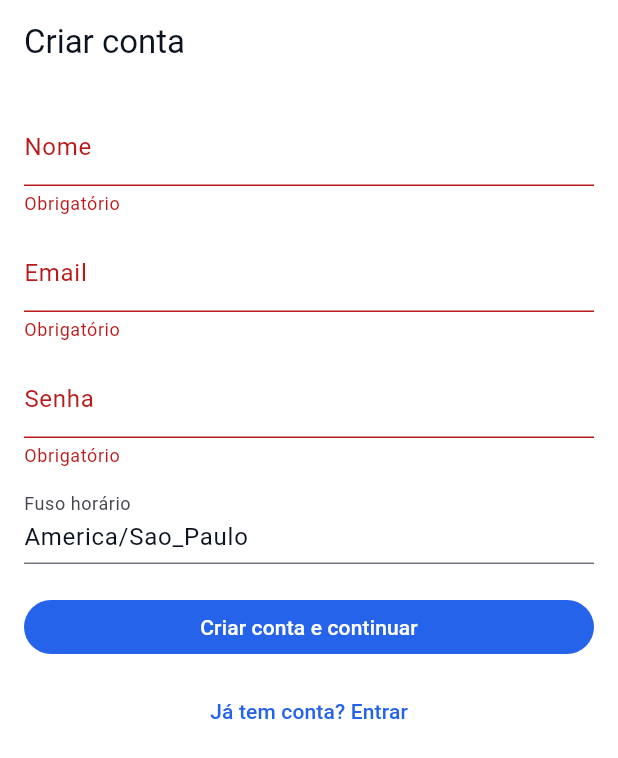
After one commit to ccaio-oliveira/bluequest_app, a Flutter app: the RegisterPage screen opened by its route, after a tap on "Criar conta e continuar", on a phone screen of 412 x 824 dp. The commit adds this screen. Shown: the top 758 px of the screen. Run offline on Flutter 3.47's test engine with Material 3 defaults, Android fonts, the light colour scheme and no system bars; our stand-ins replace dio, equatable, flutter_riverpod, go_router.

Commit message:
feat: register and login

```diff
--- a/lib/features/auth/presentation/login_page.dart
+++ b/lib/features/auth/presentation/login_page.dart
@@ -1,6 +1,7 @@
 import 'package:bluequest_app/features/auth/presentation/providers.dart';
 import 'package:flutter/material.dart';
 import 'package:flutter_riverpod/flutter_riverpod.dart';
+import 'package:go_router/go_router.dart';
 
 class LoginPage extends ConsumerStatefulWidget {
   const LoginPage({super.key});
@@ -13,7 +14,23 @@ class _LoginPageState extends ConsumerState<LoginPage> {
   final _form = GlobalKey<FormState>();
   final _email = TextEditingController();
   final _pwd = TextEditingController();
+  final _emailRe = RegExp(r'^[^\s@]+@[^\s@]+\.[^\s@]+$');
   bool _loading = false;
+
+  String? _req(String? v) =>
+      (v == null || v.trim().isEmpty) ? 'Obrigatório' : null;
+
+  String? _emailVal(String? v) {
+    if (_req(v) != null) return 'Obrigatório';
+    if (!_emailRe.hasMatch(v!.trim())) return 'E-mail inválido';
+    return null;
+  }
+
+  String? _pwdVal(String? v) {
+    if (_req(v) != null) return 'Obrigatório';
+    if (v!.length < 6) return 'Mínimo 6 caracteres';
+    return null;
+  }
 
   @override
   Widget build(BuildContext context) {
@@ -28,12 +45,14 @@ class _LoginPageState extends ConsumerState<LoginPage> {
               TextFormField(
                 controller: _email,
                 decoration: const InputDecoration(labelText: 'E-mail'),
+                validator: _emailVal,
               ),
               const SizedBox(height: 12),
               TextFormField(
                 controller: _pwd,
                 decoration: const InputDecoration(labelText: 'Senha'),
                 obscureText: true,
+                validator: _pwdVal,
               ),
               const SizedBox(height: 20),
               FilledButton(
@@ -46,7 +65,7 @@ class _LoginPageState extends ConsumerState<LoginPage> {
 
                         final (user, token) = await ref.read(
                           loginUseCaseProvider,
-                        )(_email.text, _pwd.text);
+                        )(_email.text.trim(), _pwd.text);
 
                         ref.read(accessTokenProvider.notifier).state = token;
                         ref.read(apiClientProvider).accessToken = token;
@@ -67,6 +86,10 @@ class _LoginPageState extends ConsumerState<LoginPage> {
                     ? const CircularProgressIndicator()
                     : const Text('Entrar'),
               ),
+              TextButton(
+                onPressed: () => context.push('/register'),
+                child: const Text('Não tem conta? Criar '),
+              ),
             ],
           ),
         ),
--- a/lib/features/auth/presentation/providers.dart
+++ b/lib/features/auth/presentation/providers.dart
@@ -1,20 +1,27 @@
 import 'package:bluequest_app/core/http/api_client.dart';
 import 'package:bluequest_app/features/auth/application/login_usecase.dart';
+import 'package:bluequest_app/features/auth/application/register_usecase.dart';
 import 'package:bluequest_app/features/auth/infrastructure/datasource/auth_remote_data_source.dart';
 import 'package:bluequest_app/features/auth/infrastructure/repositories/auth_repository.dart';
 import 'package:flutter_riverpod/flutter_riverpod.dart';
 
+final apiBaseUrlProvider = Provider<String>((_) => 'http://localhost:3000/api');
 final apiClientProvider = Provider(
-  (ref) => ApiClient('http://localhost:3000/api'),
+  (ref) => ApiClient(ref.read(apiBaseUrlProvider)),
 );
+
 final authRemoteProvider = Provider(
   (ref) => AuthRemoteDataSource(ref.read(apiClientProvider)),
 );
 final authRepoProvider = Provider(
   (ref) => AuthRepositoryImpl(ref.read(authRemoteProvider)),
 );
+
 final loginUseCaseProvider = Provider(
   (ref) => LoginUseCase(ref.read(authRepoProvider)),
 );
+final registerUseCaseProvider = Provider(
+  (ref) => RegisterUsecase(ref.read(authRepoProvider)),
+);
 
 final accessTokenProvider = StateProvider<String?>((_) => null);
--- /dev/null
+++ b/lib/features/auth/presentation/register_page.dart
@@ -0,0 +1,128 @@
+import 'package:bluequest_app/features/auth/presentation/providers.dart';
+import 'package:flutter/material.dart';
+import 'package:flutter_riverpod/flutter_riverpod.dart';
+import 'package:go_router/go_router.dart';
+
+class RegisterPage extends ConsumerStatefulWidget {
+  const RegisterPage({super.key});
+
+  @override
+  ConsumerState<RegisterPage> createState() => _RegisterPageState();
+}
+
+class _RegisterPageState extends ConsumerState<RegisterPage> {
+  final _form = GlobalKey<FormState>();
+  final _name = TextEditingController();
+  final _email = TextEditingController();
+  final _pwd = TextEditingController();
+  final _tz = TextEditingController(text: 'America/Sao_Paulo');
+  bool _loading = false;
+
+  String? _req(String? v) =>
+      (v == null || v.trim().isEmpty) ? 'Obrigatório' : null;
+
+  @override
+  Widget build(BuildContext context) {
+    return Scaffold(
+      appBar: AppBar(title: const Text('Criar conta')),
+      body: Padding(
+        padding: const EdgeInsets.all(16),
+        child: Form(
+          key: _form,
+          child: ListView(
+            children: [
+              TextFormField(
+                controller: _name,
+                decoration: const InputDecoration(labelText: 'Nome'),
+                validator: _req,
+              ),
+              const SizedBox(height: 12),
+              TextFormField(
+                controller: _email,
+                decoration: const InputDecoration(labelText: 'Email'),
+                validator: _req,
+              ),
+              const SizedBox(height: 12),
+              TextFormField(
+                controller: _pwd,
+                decoration: const InputDecoration(labelText: 'Senha'),
+                obscureText: true,
+                validator: (v) {
+                  if (v == null || v.isEmpty) return 'Obrigatório';
+                  if (v.length < 6) return 'Mínimo 6 caracteres';
+                  return null;
+                },
+              ),
+              const SizedBox(height: 12),
+              TextFormField(
+                controller: _tz,
+                decoration: const InputDecoration(labelText: 'Fuso horário'),
+              ),
+              const SizedBox(height: 20),
+              FilledButton(
+                onPressed: _loading
+                    ? null
+                    : () async {
+                        if (!_form.currentState!.validate()) return;
+
+                        setState(() {
+                          _loading = true;
+                        });
+
+                        try {
+                          final (
+                            user,
+                            tokens,
+                          ) = await ref.read(registerUseCaseProvider)(
+                            email: _email.text.trim(),
+                            password: _pwd.text,
+                            displayName: _name.text.trim(),
+                            timezone: _tz.text.trim(),
+                          );
+
+                          ref.read(accessTokenProvider.notifier).state =
+                              tokens.$1;
+                          ref.read(apiClientProvider).accessToken = tokens.$1;
+
+                          if (!mounted) return;
+
+                          ScaffoldMessenger.of(context).showSnackBar(
+                            const SnackBar(
+                              content: Text('Conta criada com sucesso!'),
+                            ),
+                          );
+                          context.go('/challenges');
+                        } catch (_) {
+                          if (mounted) {
+                            ScaffoldMessenger.of(context).showSnackBar(
+                              const SnackBar(
+                                content: Text(
+                                  'Falha ao criar conta. Tente novamente.',
+                                ),
+                              ),
+                            );
+                          }
+                        } finally {
+                          if (mounted) {
+                            setState(() {
+                              _loading = false;
+                            });
+                          }
+                        }
+                      },
+                child: _loading
+                    ? const CircularProgressIndicator()
+                    : const Text('Criar conta e continuar'),
+              ),
+              const SizedBox(height: 12),
+              TextButton(
+                onPressed: () => context.pop(),
+                child: const Text('Já tem conta? Entrar'),
+              ),
+            ],
+          ),
+        ),
+      ),
+    );
+  }
+}
--- a/lib/l10n/app_pt.arb
+++ b/lib/l10n/app_pt.arb
@@ -6,7 +6,11 @@
     "timezone": "Fuso horário",
     "login": "Entrar",
     "register": "Criar conta",
+    "haveAccount": "Já tem conta? Entrar",
+    "noAccount": "Não tem conta? Criar",
+    "registerAndContinue": "Criar conta e continuar",
+    "registerSuccess": "Conta criada com sucesso!",
     "challenges": "Desafios",
     "today": "Hoje",
-    "createChallenge": "Criar desafio"
+    "createChallenge": "Criar desafio",
 }
--- a/lib/routes/app_router.dart
+++ b/lib/routes/app_router.dart
@@ -1,10 +1,12 @@
 import 'package:bluequest_app/features/auth/presentation/login_page.dart';
+import 'package:bluequest_app/features/auth/presentation/register_page.dart';
 import 'package:bluequest_app/features/challenges/presentation/challenges_page.dart';
 import 'package:go_router/go_router.dart';
 
 final appRouter = GoRouter(
   routes: [
     GoRoute(path: '/', builder: (c, s) => const LoginPage()),
+    GoRoute(path: '/register', builder: (c, s) => const RegisterPage()),
     GoRoute(path: '/challenges', builder: (c, s) => const ChallengesPage()),
   ],
 );
```
Also changed, not shown: lib/core/http/api_client.dart (+20 -1 lines), lib/features/auth/application/register_usecase.dart (added, +14 -0 lines), lib/features/auth/infrastructure/datasource/auth_remote_data_source.dart (+13 -0 lines).
